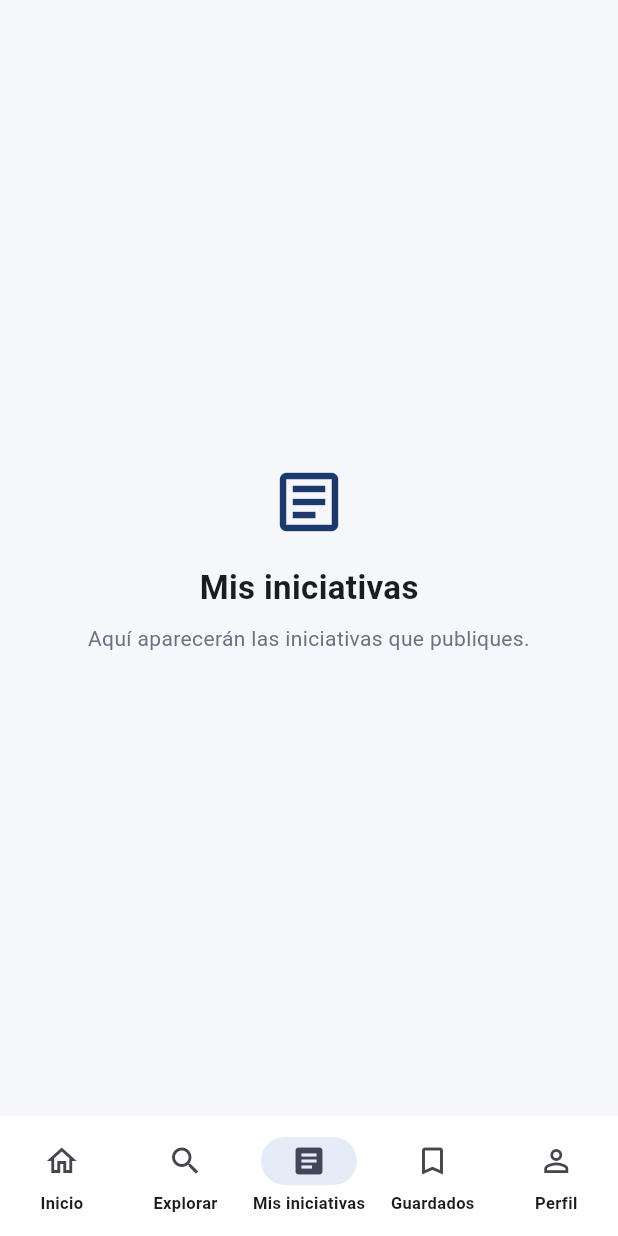
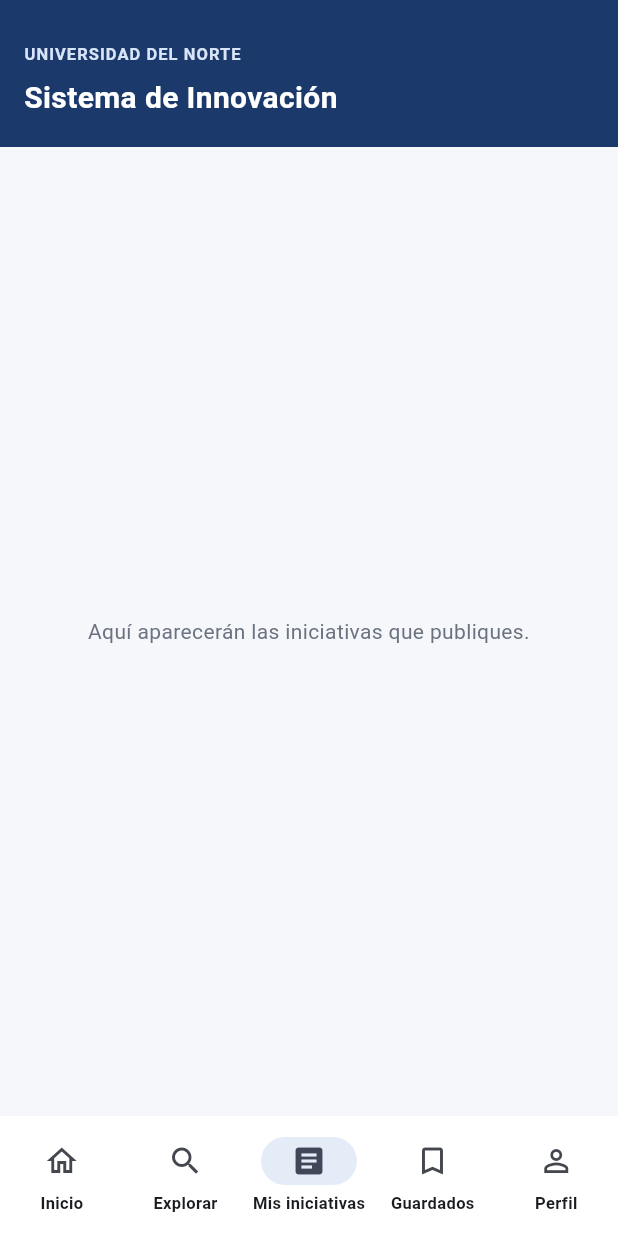
Before and after one commit to Luis-988/Desing-Thinking-Flutter, a Flutter app: the screen it shows after launch, item 3 of the bottom bar chosen, on a phone screen of 412 x 824 dp. Run offline on Flutter 3.47's test engine with Material 3 defaults, Android fonts, the phone set to English and light mode, and no system bars.

Commit message:
arreglos publicacion

```diff
--- a/Desarrollo/lib/features/initiatives/pages/feed_page.dart
+++ b/Desarrollo/lib/features/initiatives/pages/feed_page.dart
@@ -16,6 +16,7 @@ class FeedPage extends StatefulWidget {
 class _FeedPageState extends State<FeedPage> {
   String selectedFilter = 'Todos';
   int selectedTab = 0;
+  final List<Initiative> myInitiatives = [];
 
   final filters = const [
     'Todos',
@@ -24,9 +25,14 @@ class _FeedPageState extends State<FeedPage> {
     'Ingeniería',
   ];
 
+  List<Initiative> get allInitiatives => [
+    ...widget.initiatives,
+    ...myInitiatives,
+  ];
+
   List<Initiative> get visibleInitiatives {
-    if (selectedFilter == 'Todos') return widget.initiatives;
-    return widget.initiatives.where((initiative) {
+    if (selectedFilter == 'Todos') return allInitiatives;
+    return allInitiatives.where((initiative) {
       return initiative.category == selectedFilter ||
           initiative.roles.any((role) => role.name == selectedFilter);
     }).toList();
@@ -83,12 +89,9 @@ class _FeedPageState extends State<FeedPage> {
       return _feedContent();
     }
 
+    if (selectedTab == 2) return _myInitiativesPage();
+
     final pages = [
-      (
-        'Mis iniciativas',
-        Icons.article_outlined,
-        'Aquí aparecerán las iniciativas que publiques.',
-      ),
       (
         'Guardados',
         Icons.bookmark_border,
@@ -96,7 +99,7 @@ class _FeedPageState extends State<FeedPage> {
       ),
       ('Perfil', Icons.person_outline, 'Tu perfil de innovación estará aquí.'),
     ];
-    final page = pages[selectedTab - 2];
+    final page = pages[selectedTab - 3];
 
     return Center(
       child: Padding(
@@ -119,6 +122,55 @@ class _FeedPageState extends State<FeedPage> {
           ],
         ),
       ),
+    );
+  }
+
+  Widget _myInitiativesPage() {
+    return Column(
+      children: [
+        _header(),
+        Expanded(
+          child: myInitiatives.isEmpty
+              ? const Center(
+                  child: Padding(
+                    padding: EdgeInsets.all(32),
+                    child: Text(
+                      'Aquí aparecerán las iniciativas que publiques.',
+                      textAlign: TextAlign.center,
+                      style: TextStyle(color: Color(0xFF6B7280)),
+                    ),
+                  ),
+                )
+              : ListView(
+                  padding: const EdgeInsets.fromLTRB(16, 20, 16, 24),
+                  children: [
+                    const Text(
+                      'Mis iniciativas',
+                      style: TextStyle(
+                        fontSize: 20,
+                        fontWeight: FontWeight.bold,
+                      ),
+                    ),
+                    const SizedBox(height: 4),
+                    const Text(
+                      'Iniciativas publicadas por ti',
+                      style: TextStyle(color: Color(0xFF6B7280), fontSize: 12),
+                    ),
+                    const SizedBox(height: 18),
+                    ...myInitiatives.map(
+                      (initiative) => Padding(
+                        padding: const EdgeInsets.only(bottom: 14),
+                        child: _initiativeCard(
+                          context,
+                          initiative,
+                          onDelete: () => _deleteInitiative(initiative),
+                        ),
+                      ),
+                    ),
+                  ],
+                ),
+        ),
+      ],
     );
   }
 
@@ -195,10 +247,15 @@ class _FeedPageState extends State<FeedPage> {
         ),
       ),
       ElevatedButton.icon(
-        onPressed: () => Navigator.push(
-          context,
-          MaterialPageRoute(builder: (_) => const PublishInitiativePage()),
-        ),
+        onPressed: () async {
+          final initiative = await Navigator.push<Initiative>(
+            context,
+            MaterialPageRoute(builder: (_) => const PublishInitiativePage()),
+          );
+          if (initiative != null && mounted) {
+            setState(() => myInitiatives.add(initiative));
+          }
+        },
         icon: const Icon(Icons.add, size: 17),
         label: const Text('Publicar'),
         style: ElevatedButton.styleFrom(
@@ -236,7 +293,11 @@ class _FeedPageState extends State<FeedPage> {
     ),
   );
 
-  Widget _initiativeCard(BuildContext context, Initiative initiative) => Card(
+  Widget _initiativeCard(
+    BuildContext context,
+    Initiative initiative, {
+    VoidCallback? onDelete,
+  }) => Card(
     elevation: 0,
     margin: EdgeInsets.zero,
     color: Colors.white,
@@ -254,6 +315,14 @@ class _FeedPageState extends State<FeedPage> {
               if (initiative.isFeatured)
                 _tag('DESTACADA', const Color(0xFFE8530A), Colors.white),
               const Spacer(),
+              if (onDelete != null)
+                IconButton(
+                  onPressed: onDelete,
+                  tooltip: 'Eliminar iniciativa',
+                  icon: const Icon(Icons.delete_outline),
+                  color: const Color(0xFFB42318),
+                  visualDensity: VisualDensity.compact,
+                ),
               const Icon(Icons.bookmark_border, color: AppTheme.navy, size: 20),
             ],
           ),
@@ -370,4 +439,35 @@ class _FeedPageState extends State<FeedPage> {
     ),
     child: Text(text, style: TextStyle(color: foreground, fontSize: 10)),
   );
+
+  Future<void> _deleteInitiative(Initiative initiative) async {
+    final shouldDelete = await showDialog<bool>(
+      context: context,
+      builder: (dialogContext) => AlertDialog(
+        title: const Text('Eliminar iniciativa'),
+        content: Text('¿Quieres eliminar "${initiative.title}"?'),
+        actions: [
+          TextButton(
+            onPressed: () => Navigator.pop(dialogContext, false),
+            child: const Text('Cancelar'),
+          ),
+          FilledButton(
+            style: FilledButton.styleFrom(
+              backgroundColor: const Color(0xFFB42318),
+            ),
+            onPressed: () => Navigator.pop(dialogContext, true),
+            child: const Text('Eliminar'),
+          ),
+        ],
+      ),
+    );
+
+    if (shouldDelete == true && mounted) {
+      setState(
+        () => myInitiatives.removeWhere((item) => item.id == initiative.id),
+      );
+      ScaffoldMessenger.of(context)
+          .showSnackBar(const SnackBar(content: Text('Iniciativa eliminada.')));
+    }
+  }
 }
```
Also changed, not shown: Desarrollo/lib/features/initiatives/pages/initiative_pages.dart (+38 -4 lines).
